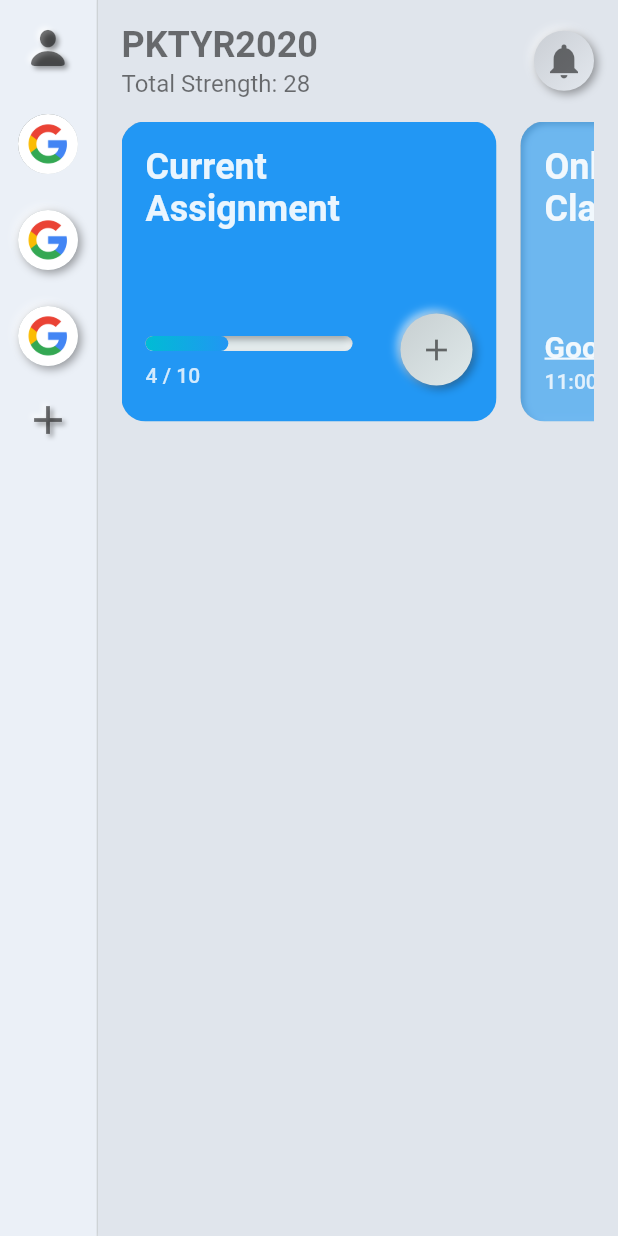
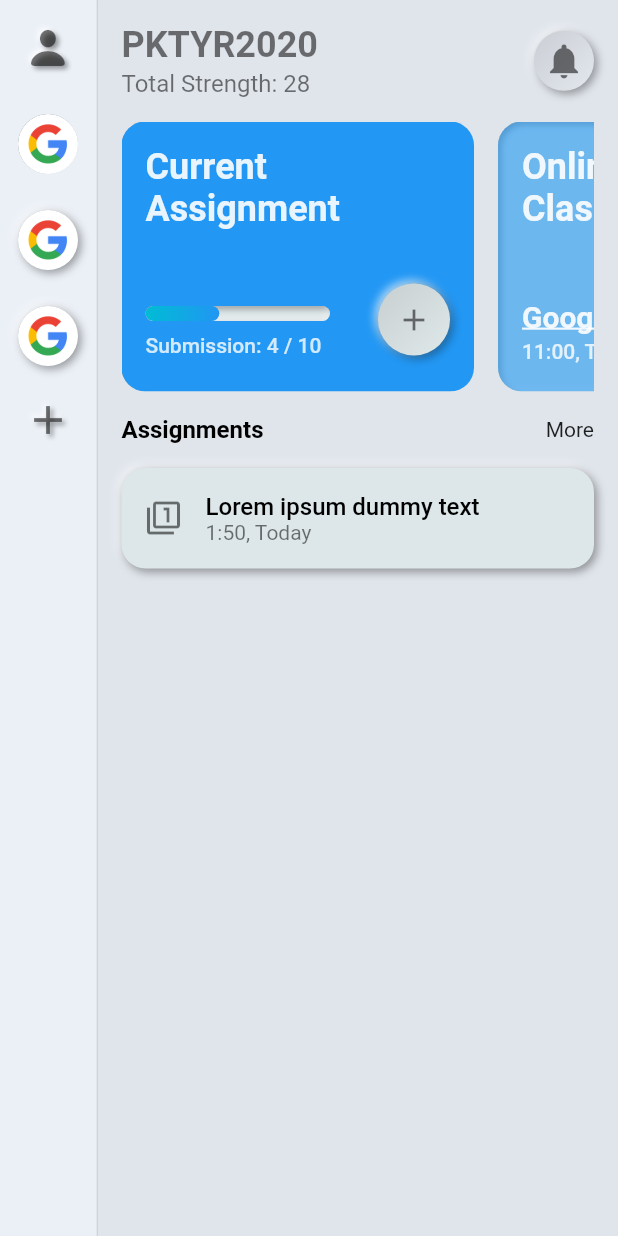
Before and after one commit to ambreshgupta12/record_register, a Flutter app: the screen it shows after launch, on a phone screen of 412 x 824 dp. Run offline on Flutter 3.47's test engine with Material 2 defaults, Android fonts, the light colour scheme and no system bars; drawn by our look-alikes of flutter_neumorphic.

Commit message:
assignment_int

```diff
--- /dev/null
+++ b/lib/teacher_side/home_page_components/assignments.dart
@@ -0,0 +1,57 @@
+import 'package:flutter/material.dart';
+import 'package:flutter_neumorphic/flutter_neumorphic.dart';
+
+class Assignments extends StatelessWidget {
+  @override
+  Widget build(BuildContext context) {
+    return Padding(
+      padding: EdgeInsets.only(left: 16, right: 16, bottom: 16),
+      child: Column(
+        children: <Widget>[
+          Row(
+            mainAxisAlignment: MainAxisAlignment.spaceBetween,
+            crossAxisAlignment: CrossAxisAlignment.center,
+            children: <Widget>[
+              Text(
+                "Assignments",
+                style: Theme.of(context)
+                    .textTheme
+                    .subtitle1
+                    .copyWith(fontWeight: FontWeight.w600),
+              ),
+              Text("More"),
+            ],
+          ),
+          SizedBox(height: 16),
+          Neumorphic(
+            padding: EdgeInsets.all(16),
+            style: NeumorphicStyle(
+                boxShape:
+                    NeumorphicBoxShape.roundRect(BorderRadius.circular(16))),
+            child: Row(
+              crossAxisAlignment: CrossAxisAlignment.center,
+              children: <Widget>[
+                Icon(Icons.filter_1, color: Theme.of(context).primaryIconTheme.color,),
+                Padding(
+                  padding: EdgeInsets.only(left: 16),
+                  child: Column(
+                    crossAxisAlignment: CrossAxisAlignment.start,
+                    children: <Widget>[
+                      Text("Lorem ipsum dummy text",
+                      softWrap: true,
+                          style: Theme.of(context)
+                              .textTheme
+                              .subtitle1
+                              .copyWith(fontWeight: FontWeight.w500)),
+                      Text("1:50, Today", style: Theme.of(context).textTheme.bodyText2.copyWith(color: Colors.black54,)),
+                    ],
+                  ),
+                )
+              ],
+            ),
+          )
+        ],
+      ),
+    );
+  }
+}
--- a/lib/teacher_side/home_page_components/dashboard.dart
+++ b/lib/teacher_side/home_page_components/dashboard.dart
@@ -29,8 +29,8 @@ class Dashboard extends StatelessWidget {
                 ),
             child: Container(
               color: Theme.of(context).primaryColor,
-              width: 250,
-              height: 200,
+              width: 235,
+              height: 180,
               child: Column(
                   crossAxisAlignment: CrossAxisAlignment.start,
                   mainAxisAlignment: MainAxisAlignment.spaceBetween,
@@ -76,7 +76,7 @@ class Dashboard extends StatelessWidget {
                                     padding:
                                         EdgeInsets.symmetric(horizontal: 16),
                                     child: Text(
-                                      "$submittedAssignment / $totalAssignment",
+                                      "Submission: $submittedAssignment / $totalAssignment",
                                       style: Theme.of(context)
                                           .textTheme
                                           .bodyText1
@@ -123,8 +123,8 @@ class Dashboard extends StatelessWidget {
                   ),
               child: Container(
                 color: Theme.of(context).primaryColor.withOpacity(0.6),
-                width: 250,
-                height: 200,
+                width: 235,
+                height: 180,
                 child: Column(
                     crossAxisAlignment: CrossAxisAlignment.start,
                     mainAxisAlignment: MainAxisAlignment.spaceBetween,
@@ -156,6 +156,7 @@ class Dashboard extends StatelessWidget {
                               padding: EdgeInsets.all(16),
                               child: NeumorphicSwitch(
                                 height: 24,
+                                value: false,
                                 onChanged: (bool onlineClassSwitch) {},
                                 style: NeumorphicSwitchStyle(),
                               ),
--- a/lib/teacher_side/t_home_page.dart
+++ b/lib/teacher_side/t_home_page.dart
@@ -2,6 +2,7 @@
 import 'package:flutter/cupertino.dart';
 import 'package:flutter/material.dart';
 import 'package:flutter_neumorphic/flutter_neumorphic.dart';
+import 'package:record_register/teacher_side/home_page_components/assignments.dart';
 import 'package:record_register/teacher_side/home_page_components/dashboard.dart';
 import 'package:record_register/teacher_side/home_page_components/header.dart';
 import 'package:record_register/values/flutter_icons_data.dart';
@@ -86,6 +87,7 @@ class _HomePageTState extends State<HomePageT> {
                         Header(
                             "PKTYR2020", "28"), // HEader file initialized here
                         Dashboard(4, 10),
+                        Assignments()
                       ]),
                 ),
               ),
```
